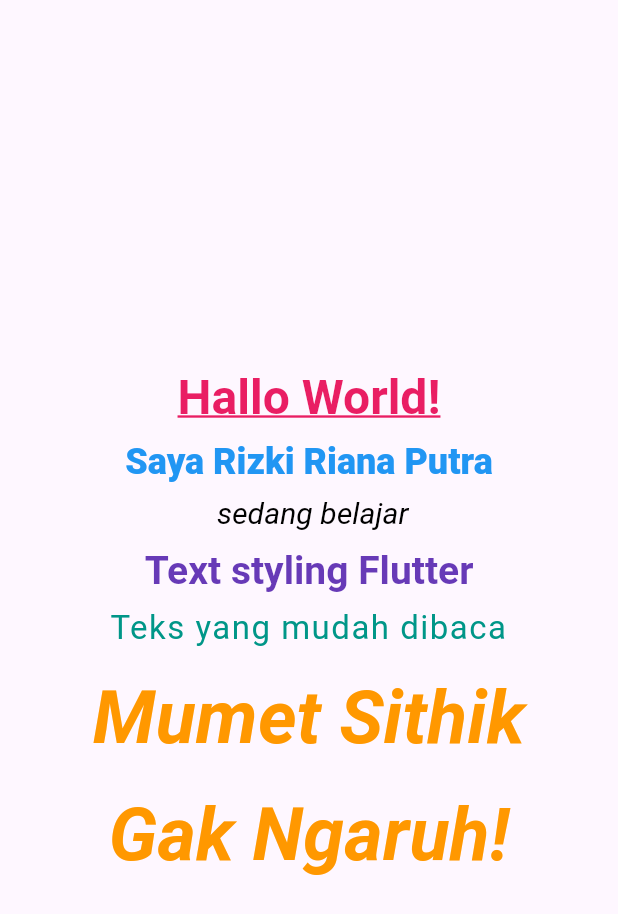
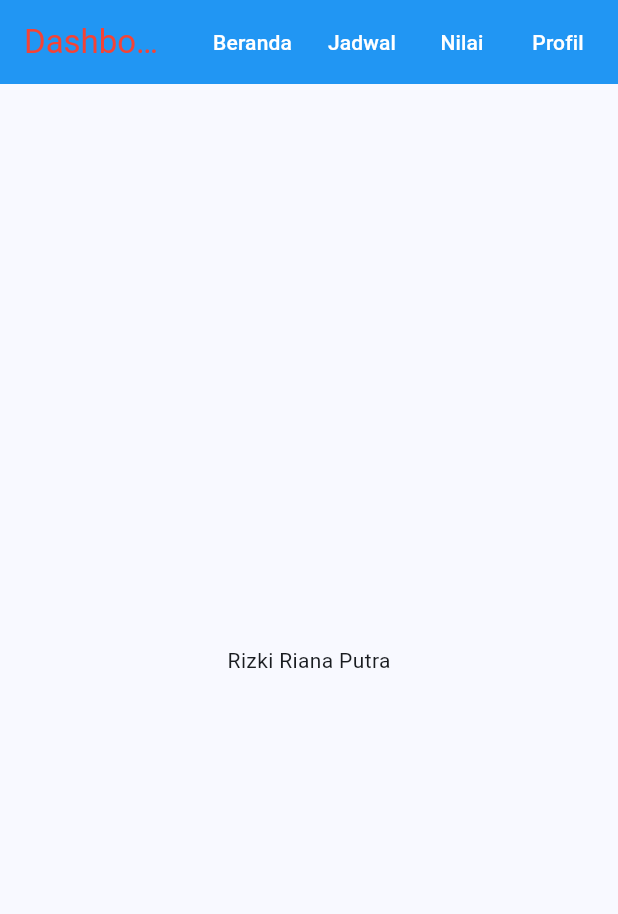
Before and after one commit to RiyutaDev/Latihan_Flutter, a Flutter app: the screen it shows after launch, on a phone screen of 412 x 824 dp. Shown: the top 914 px of the screen. Run offline on Flutter 3.47's test engine with Material 3 defaults, Android fonts, the phone set to English and light mode, and no system bars.

Commit message:
Membuat aplikasi Flutter sederhana dengan judul, tema, halaman awal, dan navigasi.
Co-authored-by: Copilot <223556219+Copilot@users.noreply.github.com>

```diff
--- a/lib/main.dart
+++ b/lib/main.dart
@@ -1,156 +1,169 @@
-
 import 'package:flutter/material.dart';
 
 void main() {
-  // [1] awal aplikasi Flutter
-  runApp(const MyWidget());
+  runApp(const RizkyApp());
 }
 
-// [2] CLASS UTAMA APLIKASI (mywidget)
-class MyWidget extends StatelessWidget {
-  const MyWidget({super.key});
+// Tugas
+// NIM 1124160241
+// RIZKI RIANA PUTRA
+// Kelas: TI24SESHIFT
+
+class RizkyApp extends StatelessWidget {
+  const RizkyApp({super.key});
 
   @override
   Widget build(BuildContext context) {
     return MaterialApp(
-      title: 'Flutter Latihan',
-      debugShowMaterialGrid: false,
+      title: 'RizkyApp',
       debugShowCheckedModeBanner: false,
 
-      // Memanggil halaman utama (Myhome)
-      home: const Myhome(),
+      // Tema terang
+      theme: ThemeData(
+        colorScheme: ColorScheme.fromSeed(
+          seedColor: Colors.blue,
+        ),
+        useMaterial3: true,
+      ),
+
+      // Tema gelap
+      darkTheme: ThemeData(
+        brightness: Brightness.dark,
+        colorScheme: ColorScheme.fromSeed(
+          seedColor: Colors.blue,
+          brightness: Brightness.dark,
+        ),
+        useMaterial3: true,
+      ),
+
+      home: const RizkyWidget(),
     );
   }
 }
 
-// [3] CLASS HALAMAN UTAMA (myhome)
-class Myhome extends StatelessWidget {
-  const Myhome({super.key});
+// Dashboard Mahasiswa
+class RizkyWidget extends StatelessWidget {
+  const RizkyWidget({super.key});
 
   @override
   Widget build(BuildContext context) {
     return Scaffold(
-      // =================================================
-      // [4] POSISI KESELURUHAN WIDGET DI TENGAH LAYAR
-      // Center mengatur posisi child di tengah area
-      // yang tersedia pada Scaffold.
-      // =================================================
-      body: Center(
-        child: Padding(
-          // [5] JARAK DARI TEPI LAYAR
-          padding: const EdgeInsets.all(20),
-
-          // =================================================
-          // [6] RICHTEXT
-          // Menggabungkan beberapa bagian teks dengan
-          // gaya berbeda dalam satu paragraf.
-          // =================================================
-          child: RichText(
-
-            // [7] TEKS AGAR MENJADI RATA TENGAH
-            textAlign: TextAlign.center,
-
-            // [8] SOFT WRAP
-            // teks turun baris otomatis
-            // jika lebar area tidak mencukupi.
-            softWrap: true,
-
-            // [9] MAX LINES
-            // Membatasi jumlah baris yang ditampilkan.
-            maxLines: 10,
-
-            // [10] OVERFLOW
-            // Menampilkan ... jika teks terpotong
-            // karena batas baris atau area tampilan.
-            overflow: TextOverflow.ellipsis,
-
-            // [11] TEXT SCALER
-            // Skala teks 1.0 kali untuk contoh ini.
-            textScaler: const TextScaler.linear(1.0),
-
-            // =================================================
-            // [12] TEXTSPAN UTAMA
-            // Menampung seluruh bagian teks.
-            // =================================================
-            text: TextSpan(
-
-              // [13] STYLE DEFAULT
-              style: const TextStyle(
-                fontSize: 22,
-                color: Colors.black,
-                height: 1.6,
+      appBar: AppBar(
+        backgroundColor: Colors.blue,
+        title: const Text.rich(
+          TextSpan(
+            children: [
+              TextSpan(
+                text: 'Dashboard ',
+                style: TextStyle(color: Colors.red),
               ),
-
-              // =================================================
-              // [14] CHILDREN TEXTSPAN
-              // Setiap TextSpan  memiliki gaya sendiri.
-              // Simbol \n membuat baris baru.
-              // =================================================
-              children: [
-                // Kalimat 1 dengan garis bawah
-                TextSpan(
-                  text: 'Hallo World!\n',
-                  style: const TextStyle(
-                    color: Colors.pink,
-                    fontSize: 32,
-                    fontWeight: FontWeight.bold,
-                    decoration: TextDecoration.underline,
-                  ),
-                ),
-
-                // Kalimat 2 hurufnya tebel dan berwarna biru
-                TextSpan(
-                  text: 'Saya Rizki Riana Putra\n',
-                  style: const TextStyle(
-                    color: Colors.blue,
-                    fontSize: 24,
-                    fontWeight: FontWeight.w900,
-                  ),
-                ),
-
-                // Kalimat 3 hurufnya miring dan berwarna hitam
-                TextSpan(
-                  text: ' sedang belajar\n',
-                  style: const TextStyle(
-                    color: Colors.black,
-                    fontSize: 20,
-                    fontStyle: FontStyle.italic,
-                  ),
-                ),
-
-                // Kalimat 4 hurufnya tebal dan berwarna ungu
-                TextSpan(
-                  text: 'Text styling Flutter\n',
-                  style: const TextStyle(
-                    color: Colors.deepPurple,
-                    fontSize: 26,
-                    fontWeight: FontWeight.bold,
-                  ),
-                ),
-
-                // Kalimat 5 dengan jarak antar huruf lebih renggang dan berwarna hijau
-                TextSpan(
-                  text: 'Teks yang mudah dibaca\n',
-                  style: const TextStyle(
-                    color: Colors.teal,
-                    fontSize: 22,
-                    letterSpacing: 1,
-                  ),
-                ),
-
-                // Kalimat 6 hurufnya tebal, miring, dan berwarna oranye
-                TextSpan(
-                  text: 'Mumet Sithik Gak Ngaruh!',
-                  style: const TextStyle(
-                    color: Colors.orange,
-                    fontSize: 49,
-                    fontWeight: FontWeight.bold,
-                    fontStyle: FontStyle.italic,
-                  ),
-                ),
-              ],
+              TextSpan(
+                text: 'Mahasiswa',
+                style: TextStyle(color: Colors.white),
+              ),
+            ],
+          ),
+        ),
+        actions: [
+          TextButton(
+            onPressed: () {},
+            child: const Text(
+              'Beranda',
+              style: TextStyle(color: Colors.white),
             ),
           ),
+          TextButton(
+            onPressed: () {},
+            child: const Text(
+              'Jadwal',
+              style: TextStyle(color: Colors.white),
+            ),
+          ),
+          TextButton(
+            onPressed: () {},
+            child: const Text(
+              'Nilai',
+              style: TextStyle(color: Colors.white),
+            ),
+          ),
+          TextButton(
+            onPressed: () {
+              Navigator.push(
+                context,
+                MaterialPageRoute(
+                  builder: (context) => const ProfilePage(),
+                ),
+              );
+            },
+            child: const Text(
+              'Profil',
+              style: TextStyle(color: Colors.white),
+            ),
+          ),
+          const SizedBox(width: 8),
+        ],
+      ),
+      body: const Center(
+        child: Text('Rizki Riana Putra'),
+      ),
+    );
+  }
+}
+
+// Halaman Profil
+class ProfilePage extends StatelessWidget {
+  const ProfilePage({super.key});
+
+  @override
+  Widget build(BuildContext context) {
+    return Scaffold(
+      appBar: AppBar(
+        backgroundColor: Colors.blue,
+        foregroundColor: Colors.white,
+        title: const Text('Halaman Profil'),
+      ),
+      body: Padding(
+        padding: const EdgeInsets.all(16.0),
+        child: Column(
+          children: [
+            const CircleAvatar(
+              radius: 50,
+              backgroundColor: Colors.blue,
+              child: Icon(
+                Icons.person,
+                size: 50,
+                color: Colors.white,
+              ),
+            ),
+            const SizedBox(height: 16),
+            const Text(
+              'Rizki Riana Putra',
+              style: TextStyle(
+                fontSize: 20,
+                fontWeight: FontWeight.bold,
+              ),
+            ),
+            const SizedBox(height: 8),
+            const Text(
+              'NIM: 1124160241',
+              style: TextStyle(color: Colors.grey),
+            ),
+            const Text(
+              'Kelas: TI24SESHIFT',
+              style: TextStyle(color: Colors.grey),
+            ),
+            const Divider(height: 32),
+            const ListTile(
+              leading: Icon(Icons.email),
+              title: Text('Email'),
+              subtitle: Text('rizki@mail.com'),
+            ),
+            const ListTile(
+              leading: Icon(Icons.school),
+              title: Text('Program Studi'),
+              subtitle: Text('Teknik Informatika'),
+            ),
+          ],
         ),
       ),
     );
```
Also changed, not shown: lib/main1.dart (added, +158 -0 lines), 1 other file.
